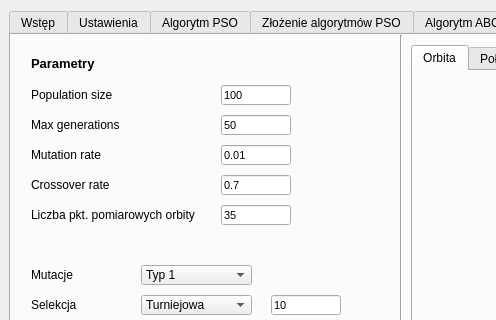
Qt form gui_files/TBP_visualisation.ui (konradflis/TBP-GUiIO) before a commit; both pictures show x 0 to 496 and y 0 to 320 of the 859 by 634 pixel window.
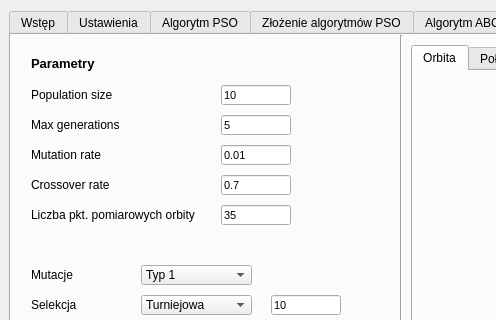
The same form after that commit. The open tabs and pages were chosen to show the change.

Commit message: Mini fix - default values - GA

The edit to the form file:
```diff
--- a/gui_files/TBP_visualisation.ui
+++ b/gui_files/TBP_visualisation.ui
@@ -2303,7 +2303,7 @@
          </font>
         </property>
         <property name="text">
-         <string>100</string>
+         <string>10</string>
         </property>
        </widget>
        <widget class="QLineEdit" name="GEN_max_gen">
@@ -2321,7 +2321,7 @@
          </font>
         </property>
         <property name="text">
-         <string>50</string>
+         <string>5</string>
         </property>
        </widget>
        <widget class="QLineEdit" name="GEN_mut_rate">
```
The commit also changes 1 other file.
